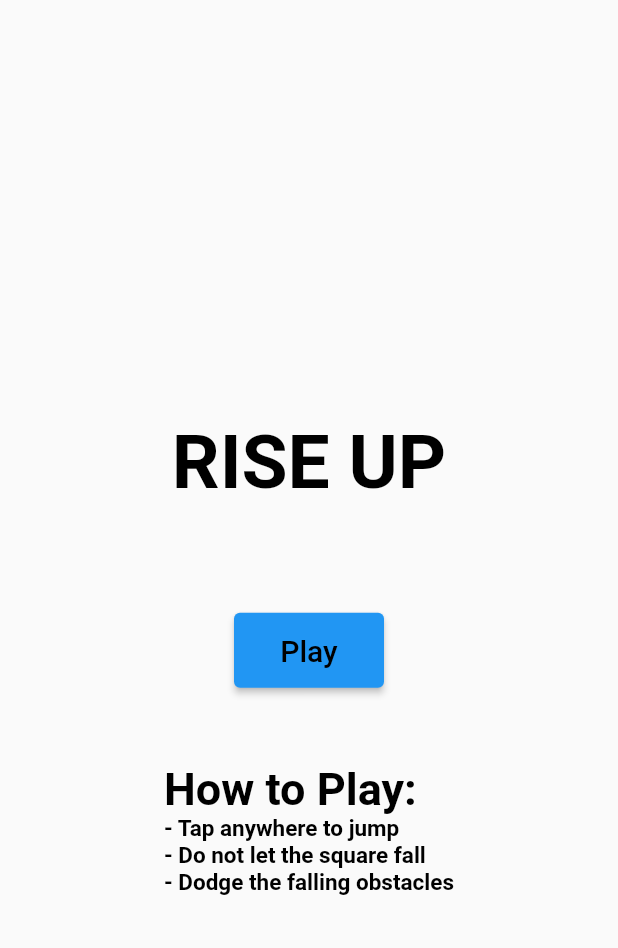
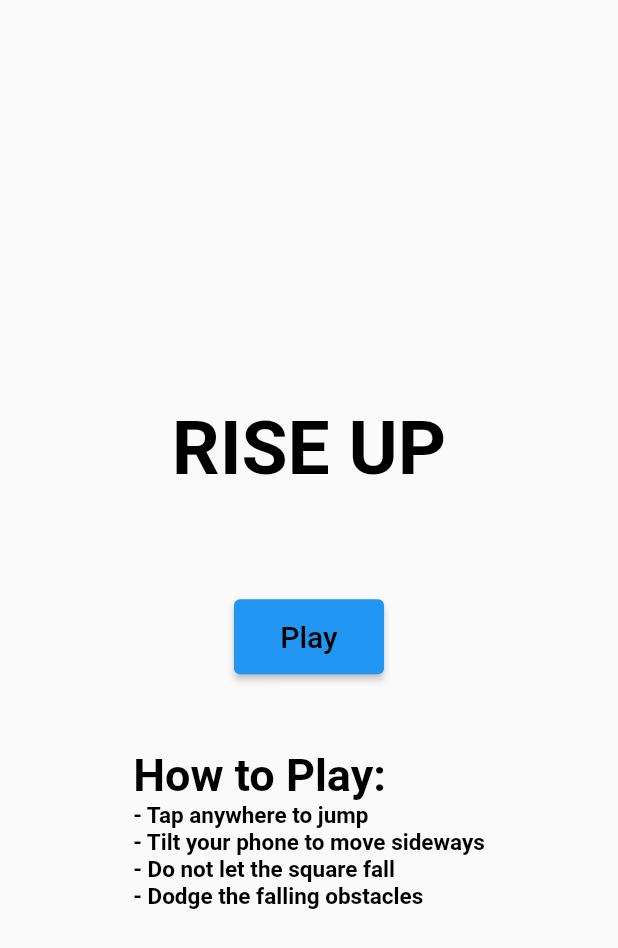
Before and after one commit to mujtabafromthedarkside/Elevated-Game, a Flutter app: the screen it shows after launch, on a phone screen of 412 x 824 dp. Shown: the top 948 px of the screen. Run offline on Flutter 3.47's test engine with Material 2 defaults, Android fonts, the phone set to English and light mode, and no system bars; our stand-ins replace audioplayers, sensors.

Commit message:
fixed instructions

```diff
--- a/lib/main.dart
+++ b/lib/main.dart
@@ -106,7 +106,7 @@ class HomePage extends StatelessWidget {
                     text: 'How to Play:\n',
                   ),
                   TextSpan(
-                    text: '- Tap anywhere to jump\n- Do not let the square fall\n- Dodge the falling obstacles\n',
+                    text: '- Tap anywhere to jump\n- Tilt your phone to move sideways\n- Do not let the square fall\n- Dodge the falling obstacles\n',
                     style: TextStyle(
                       fontSize: 15,
                       fontWeight: FontWeight.bold,
```
